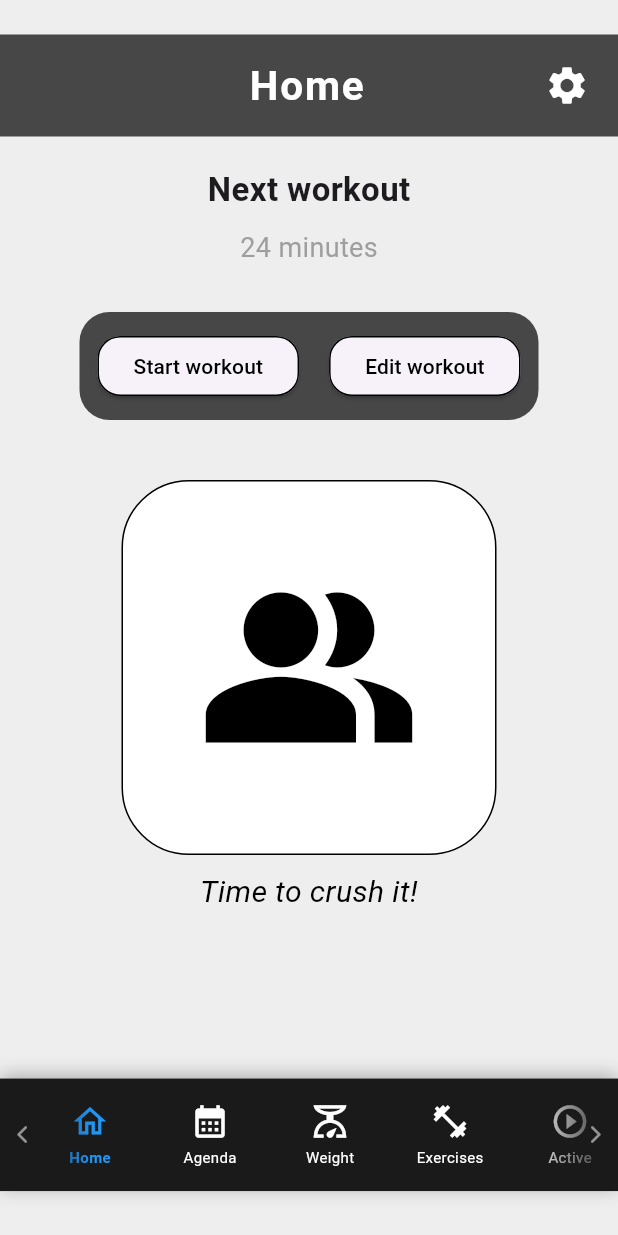
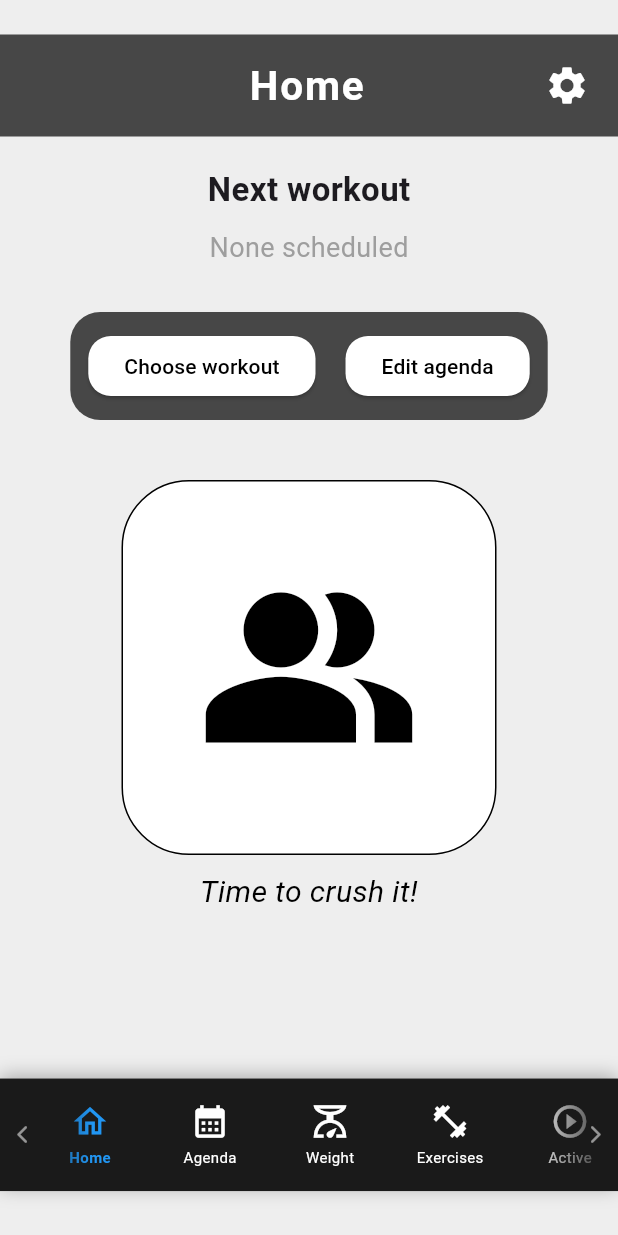
Before and after one commit to noMBavailable/Fitness-app, a Flutter app: the screen it shows once a user with an empty profile is signed in, on a phone screen of 412 x 824 dp. Run offline on Flutter 3.47's test engine with Material 3 defaults, Android fonts, the phone set to English and light mode, and no system bars; our stand-ins replace cloud_firestore, firebase_auth, firebase_core, fl_chart, table_calendar; accounts and stored records are empty.

Commit message:
patch 0.25_14
>Updated scripts:
Main.dart
Workout_manager.dart
Active_workout_screen.dart
Home_screen.dart
Workout_selection_screen.dart

>Main.dart:
Added manager imports
Firebase progress indicator

>Workout_manager.dart:
Attempt at workout completion logic

>Active_workout_screen.dart:
Added workout manager imports

>Home_screen.dart:
Added manager imports
Attempt checkworkout today

>Workout_selection_screen.dart:
Added imports and icon

```diff
--- a/lib/main.dart
+++ b/lib/main.dart
@@ -24,9 +24,7 @@ import 'screens/auth_screen.dart';
 
 void main() async {
   WidgetsFlutterBinding.ensureInitialized();
-  await Firebase.initializeApp(
-    options: DefaultFirebaseOptions.currentPlatform,
-  );
+  await Firebase.initializeApp(options: DefaultFirebaseOptions.currentPlatform);
   runApp(const FitnessApp());
 }
 
@@ -60,7 +58,6 @@ class _FitnessAppState extends State<FitnessApp> {
     _weightManager.loadWeightHistory();
     _exerciseManager.loadExercises();
     _workoutManager.loadWorkouts();
-    _agendaManager.loadScheduledWorkouts();
   }
 
   @override
@@ -72,7 +69,9 @@ class _FitnessAppState extends State<FitnessApp> {
         stream: FirebaseAuth.instance.authStateChanges(),
         builder: (context, snapshot) {
           if (snapshot.connectionState == ConnectionState.waiting) {
-            return const Scaffold(body: Center(child: CircularProgressIndicator()));
+            return const Scaffold(
+              body: Center(child: CircularProgressIndicator()),
+            );
           }
 
           if (snapshot.hasData) {
@@ -171,19 +170,29 @@ class _FitnessHomeScreenState extends State<FitnessHomeScreen> {
   Widget build(BuildContext context) {
     // dynamicPages (Indices 0, 1, 2, 3, 4)
     final List<Widget> dynamicPages = [
-      const HomeScreen(),
+      HomeScreen(
+        agendaManager: widget.agendaManager,
+        navManager: widget.navManager,
+        workoutManager: widget.workoutManager,
+      ),
       AgendaScreen(
         agendaManager: widget.agendaManager,
         workoutManager: widget.workoutManager,
         navManager: widget.navManager,
       ),
-      WeightGraphScreen(manager: widget.weightManager, navManager: widget.navManager),
+      WeightGraphScreen(
+        manager: widget.weightManager,
+        navManager: widget.navManager,
+      ),
       WorkoutSelectionScreen(
         agendaManager: widget.agendaManager,
         workoutManager: widget.workoutManager,
         navManager: widget.navManager,
       ),
-      NotesScreen(navManager: widget.navManager, notesManager: widget.notesManager),
+      NotesScreen(
+        navManager: widget.navManager,
+        notesManager: widget.notesManager,
+      ),
     ];
 
     return Scaffold(
@@ -204,7 +213,10 @@ class _FitnessHomeScreenState extends State<FitnessHomeScreen> {
           if (_showWeightModal)
             Align(
               alignment: const Alignment(0, 0.65),
-              child: WeightModal(manager: widget.weightManager, navManager: widget.navManager),
+              child: WeightModal(
+                manager: widget.weightManager,
+                navManager: widget.navManager,
+              ),
             ),
           if (_showExerciseModal)
             Align(
--- a/lib/screens/active_workout_screen.dart
+++ b/lib/screens/active_workout_screen.dart
@@ -3,15 +3,18 @@ import 'package:flutter/material.dart';
 import '../models/workout_model.dart';
 import '../models/exercise_model.dart';
 import '../managers/nav_manager.dart';
+import '../managers/workout_manager.dart';
 
 class ActiveWorkoutScreen extends StatefulWidget {
   final Workout workout;
   final NavManager navManager;
+  final WorkoutManager workoutManager;
 
   const ActiveWorkoutScreen({
     super.key,
     required this.workout,
-    required this.navManager
+    required this.navManager,
+    required this.workoutManager,
   });
 
   @override
--- a/lib/screens/home_screen.dart
+++ b/lib/screens/home_screen.dart
@@ -1,11 +1,29 @@
 import 'package:flutter/material.dart';
 import '../widgets/custom_header.dart';
+import '../managers/agenda_manager.dart';
+import '../managers/nav_manager.dart';
+import '../screens/active_workout_screen.dart';
+import '../managers/workout_manager.dart';
 
 class HomeScreen extends StatelessWidget {
-  const HomeScreen({super.key});
+  final AgendaManager agendaManager;
+  final NavManager navManager;
+  final WorkoutManager workoutManager;
+
+  const HomeScreen({
+    super.key,
+    required this.agendaManager,
+    required this.navManager,
+    required this.workoutManager,
+  });
 
   @override
   Widget build(BuildContext context) {
+    // 1. Check for today's workout
+    final todayWorkouts = agendaManager.getWorkoutsForDay(DateTime.now());
+    final bool hasWorkoutToday = todayWorkouts.isNotEmpty;
+    final String nextWorkoutTitle = hasWorkoutToday ? todayWorkouts.first.name : "None scheduled";
+
     return Column(
       children: [
         const CustomHeader(title: "Home"),
@@ -17,18 +35,18 @@ class HomeScreen extends StatelessWidget {
               Center(
                 child: Column(
                   mainAxisSize: MainAxisSize.min,
-                  children: const [
-                    Text(
+                  children: [
+                    const Text(
                       "Next workout",
                       style: TextStyle(
                         fontSize: 22,
                         fontWeight: FontWeight.w600,
                       ),
                     ),
-                    SizedBox(height: 10),
+                    const SizedBox(height: 10),
                     Text(
-                      "24 minutes",
-                      style: TextStyle(fontSize: 18, color: Colors.grey),
+                      nextWorkoutTitle, // Shows the name of today's workout
+                      style: const TextStyle(fontSize: 18, color: Colors.grey),
                     ),
                   ],
                 ),
@@ -38,44 +56,60 @@ class HomeScreen extends StatelessWidget {
                 child: Container(
                   padding: const EdgeInsets.all(12),
                   decoration: BoxDecoration(
-                    color: Colors.black.withValues(alpha: 0.7),
+                    color: Colors.black.withOpacity(0.7),
                     borderRadius: BorderRadius.circular(20),
                   ),
                   child: Row(
                     mainAxisAlignment: MainAxisAlignment.center,
                     mainAxisSize: MainAxisSize.min,
                     children: [
-                      Center(),
                       // Workout button
                       ElevatedButton(
-                        onPressed: () => print("Start Pressed"),
-                        style: OutlinedButton.styleFrom(
-                          side: const BorderSide(color: Colors.black),
+                        onPressed: () {
+                          if (hasWorkoutToday) {
+                            // Launch the active workout screen with today's workout
+                            Navigator.push(
+                              context,
+                              MaterialPageRoute(
+                                builder: (context) => ActiveWorkoutScreen(
+                                  workout: todayWorkouts.first,
+                                  navManager: navManager,
+                                  workoutManager: workoutManager,
+                                ),
+                              ),
+                            );
+                          } else {
+                            // If nothing is planned, jump to the Workout Selection tab
+                            navManager.setIndex(4);
+                          }
+                        },
+                        style: ElevatedButton.styleFrom( // Changed to ElevatedButton style for consistency
+                          backgroundColor: Colors.white,
                           foregroundColor: Colors.black,
                           shape: RoundedRectangleBorder(
                             borderRadius: BorderRadius.circular(15),
                           ),
                         ),
-                        child: const Text("Start workout"),
+                        child: Text(hasWorkoutToday ? "Start workout" : "Choose workout"),
                       ),
                       const SizedBox(width: 20),
 
                       ElevatedButton(
-                        onPressed: () => print("Edit Pressed"),
-                        style: OutlinedButton.styleFrom(
-                          side: const BorderSide(color: Colors.black),
+                        onPressed: () => navManager.setIndex(1), // Jumps to Agenda
+                        style: ElevatedButton.styleFrom(
+                          backgroundColor: Colors.white,
                           foregroundColor: Colors.black,
                           shape: RoundedRectangleBorder(
                             borderRadius: BorderRadius.circular(15),
                           ),
                         ),
-                        child: const Text("Edit workout"),
+                        child: const Text("Edit agenda"), // Renamed to reflect action
                       ),
                     ],
                   ),
                 ),
               ),
-              const SizedBox(height: 40), // Gap after the buttons
+              const SizedBox(height: 40),
               Center(
                 child: Container(
                   width: 250,
@@ -83,7 +117,7 @@ class HomeScreen extends StatelessWidget {
                   decoration: BoxDecoration(
                     color: Colors.white,
                     border: Border.all(color: Colors.black, width: 1.0),
-                    borderRadius: BorderRadius.circular(45), // Smooth corners
+                    borderRadius: BorderRadius.circular(45),
                   ),
                   child: const Icon(
                     Icons.people_alt,
```
Also changed, not shown: lib/managers/workout_manager.dart (+38 -7 lines), lib/screens/workout_selection_screen.dart (+10 -14 lines).
